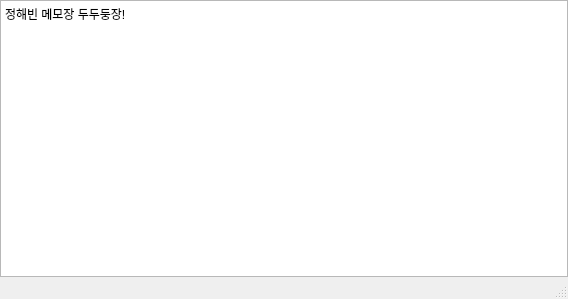
Qt form Haebnypad/haebnypad.ui (Haebny/HongikPPP_PracticalNotepad) before a commit.
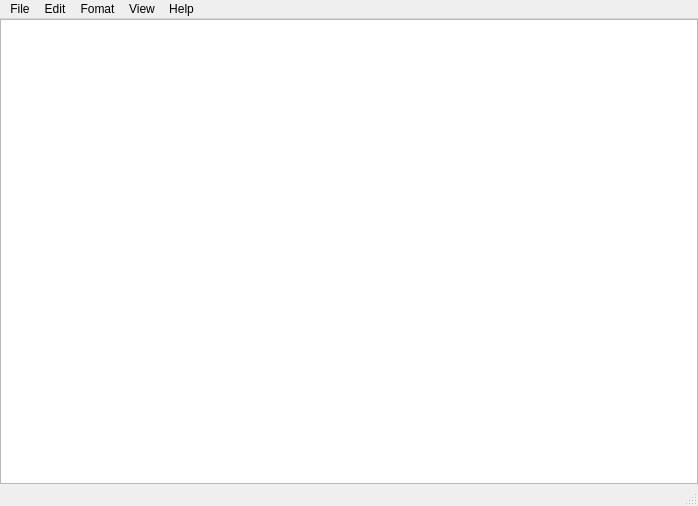
The same form after that commit.

The edit to the form file:
```diff
--- a/Haebnypad/haebnypad.ui
+++ b/Haebnypad/haebnypad.ui
@@ -6,8 +6,8 @@
    <rect>
     <x>0</x>
     <y>0</y>
-    <width>568</width>
-    <height>299</height>
+    <width>698</width>
+    <height>506</height>
    </rect>
   </property>
   <property name="windowTitle">
@@ -32,7 +32,7 @@
       <item row="0" column="0">
        <widget class="QPlainTextEdit" name="plainTextEdit">
         <property name="plainText">
-         <string>정해빈 메모장 두두둥장!</string>
+         <string/>
         </property>
        </widget>
       </item>
@@ -45,10 +45,42 @@
     <rect>
      <x>0</x>
      <y>0</y>
-     <width>568</width>
+     <width>698</width>
      <height>21</height>
     </rect>
    </property>
+   <widget class="QMenu" name="menuFile">
+    <property name="title">
+     <string>File</string>
+    </property>
+    <addaction name="actionOpen"/>
+    <addaction name="actionSave"/>
+   </widget>
+   <widget class="QMenu" name="menuEdit">
+    <property name="title">
+     <string>Edit</string>
+    </property>
+   </widget>
+   <widget class="QMenu" name="menuFomat">
+    <property name="title">
+     <string>Fomat</string>
+    </property>
+   </widget>
+   <widget class="QMenu" name="menuHelp">
+    <property name="title">
+     <string>View</string>
+    </property>
+   </widget>
+   <widget class="QMenu" name="menuHelp_2">
+    <property name="title">
+     <string>Help</string>
+    </property>
+   </widget>
+   <addaction name="menuFile"/>
+   <addaction name="menuEdit"/>
+   <addaction name="menuFomat"/>
+   <addaction name="menuHelp"/>
+   <addaction name="menuHelp_2"/>
   </widget>
   <widget class="QStatusBar" name="statusbar"/>
  </widget>
```
Left out of the diff: 16 changed lines with no effect on the pictures.
